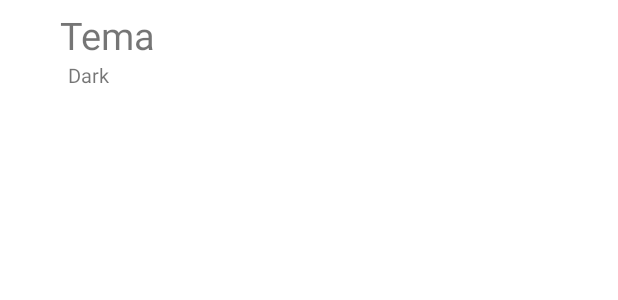
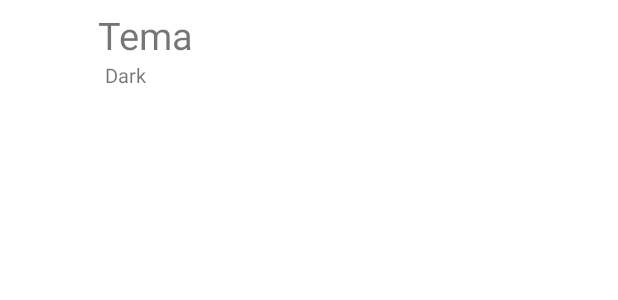
Before and after one commit to rodrigmatrix/sigaa_ufc_android, an Android app: the layout fragment_settings.xml on its own in the app's theme, with its tools: preview values and no code run, on a phone screen of 412 x 824 dp. Shown: the top 300 px of the screen. Run offline under Robolectric (Android 15) with nearby library versions, the phone set to English and light mode, and no system bars; network calls fail.

Commit message:
serializer previous classes

```diff
--- a/app/src/main/java/com/rodrigmatrix/sigaaufc/AddCardActivity.kt
+++ b/app/src/main/java/com/rodrigmatrix/sigaaufc/AddCardActivity.kt
@@ -4,6 +4,7 @@ import android.content.Context
 import androidx.appcompat.app.AppCompatActivity
 import android.os.Bundle
 import android.util.Log
+import android.view.HapticFeedbackConstants
 import android.view.View
 import android.view.inputmethod.InputMethodManager
 import androidx.core.view.isVisible
@@ -84,6 +85,7 @@ class AddCardActivity : AppCompatActivity(), CoroutineScope {
             .setTitle("Confirme o cartão")
             .setMessage("Este cartão pertence à ${triple.second.first}?")
             .setPositiveButton("Sim"){ _, _ ->
+                add_card_activity.performHapticFeedback(HapticFeedbackConstants.VIRTUAL_KEY)
                 saveData(triple)
             }
             .setNegativeButton("Não"){_, _ ->}
--- a/app/src/main/java/com/rodrigmatrix/sigaaufc/MainActivity.kt
+++ b/app/src/main/java/com/rodrigmatrix/sigaaufc/MainActivity.kt
@@ -62,6 +62,7 @@ class MainActivity : AppCompatActivity() {
         )
         setupActionBarWithNavController(navController, appBarConfiguration)
         navView.setupWithNavController(navController)
+        if(student != null){
             when {
                 student?.name != "" -> {
                     navView.getHeaderView(0).student_name_menu_text.text = "Olá ${student.name.split(" ")[0]}"
@@ -70,6 +71,7 @@ class MainActivity : AppCompatActivity() {
                 student?.nameRU != "" -> {
                     navView.getHeaderView(0).student_name_menu_text.text = "Olá ${student.nameRU.split(" ")[0]}"
                     navView.getHeaderView(0).matricula_menu_text.text = "Matrícula: ${student.matriculaRU}"
+                }
             }
         }
     }
--- a/app/src/main/java/com/rodrigmatrix/sigaaufc/api/ApiSigaa.kt
+++ b/app/src/main/java/com/rodrigmatrix/sigaaufc/api/ApiSigaa.kt
@@ -154,7 +154,6 @@ class ApiSigaa {
                 var viewStateId = res!!.split("id=\"javax.faces.ViewState\" value=\"")
                 viewStateId = viewStateId[1].split("\" ")
                 status = "Success"
-                println(getPreviousClasses(cookie))
             }
             else{
                 status = "Tempo de conexão expirou"
@@ -163,7 +162,7 @@ class ApiSigaa {
         return Pair(status, listClasses)
     }
 
-    private suspend fun getPreviousClasses(cookie: String): Pair<String, MutableList<Class>>{
+    suspend fun getPreviousClasses(cookie: String): Pair<String, MutableList<Class>>{
         val client = OkHttpClient().newBuilder()
             .connectTimeout(30, TimeUnit.SECONDS)
             .writeTimeout(30, TimeUnit.SECONDS)
--- a/app/src/main/java/com/rodrigmatrix/sigaaufc/fragments/ClassesFragment.kt
+++ b/app/src/main/java/com/rodrigmatrix/sigaaufc/fragments/ClassesFragment.kt
@@ -1,6 +1,7 @@
 package com.rodrigmatrix.sigaaufc.fragments
 
 import android.os.Bundle
+import android.view.HapticFeedbackConstants
 import androidx.fragment.app.Fragment
 import android.view.LayoutInflater
 import android.view.View
@@ -47,6 +48,7 @@ class ClassesFragment : Fragment() {
             recyclerView_classes.isVisible = true
         }
         switch_classes.setOnClickListener {
+            switch_classes.performHapticFeedback(HapticFeedbackConstants.VIRTUAL_KEY)
             when(switch_classes.isChecked){
                 true -> {
                     if(previousClasses.size == 0){
--- a/app/src/main/java/com/rodrigmatrix/sigaaufc/fragments/LibraryFragment.kt
+++ b/app/src/main/java/com/rodrigmatrix/sigaaufc/fragments/LibraryFragment.kt
@@ -2,6 +2,7 @@ package com.rodrigmatrix.sigaaufc.fragments
 
 import android.annotation.SuppressLint
 import android.os.Bundle
+import android.view.HapticFeedbackConstants
 import androidx.fragment.app.Fragment
 import android.view.LayoutInflater
 import android.view.View
@@ -32,6 +33,7 @@ class LibraryFragment : Fragment() {
         library_webview?.loadUrl("https://pergamum.ufc.br/pergamum/mobile/index.php")
         swipe_library.isRefreshing = false
         swipe_library.setOnRefreshListener {
+            swipe_library.performHapticFeedback(HapticFeedbackConstants.VIRTUAL_KEY)
             swipe_library.isRefreshing = true
             library_webview.reload()
             swipe_library.isRefreshing = false
--- a/app/src/main/java/com/rodrigmatrix/sigaaufc/fragments/RestauranteUniversiarioFragment.kt
+++ b/app/src/main/java/com/rodrigmatrix/sigaaufc/fragments/RestauranteUniversiarioFragment.kt
@@ -4,6 +4,7 @@ import android.annotation.SuppressLint
 import android.content.Intent
 import android.os.Bundle
 import android.util.Log
+import android.view.HapticFeedbackConstants
 import androidx.fragment.app.Fragment
 import android.view.LayoutInflater
 import android.view.View
@@ -84,6 +85,7 @@ class RestauranteUniversiarioFragment : Fragment(), CoroutineScope {
             .build()
         loadData()
         ru_refresh?.setOnRefreshListener {
+            ru_refresh?.performHapticFeedback(HapticFeedbackConstants.VIRTUAL_KEY)
             loadData()
         }
     }
--- a/app/src/main/java/com/rodrigmatrix/sigaaufc/persistence/Student.kt
+++ b/app/src/main/java/com/rodrigmatrix/sigaaufc/persistence/Student.kt
@@ -27,9 +27,11 @@ data class Student(
 @Entity(tableName = "classes")
 data class Class(
     @PrimaryKey
+    var turmaId: String,
     var id: Int,
     var isPrevious: Boolean,
-    var turmaId: String,
+    var credits: String,
+    var code: String,
     var name: String,
     var days: String,
     var attendance: Int,
--- a/app/src/main/java/com/rodrigmatrix/sigaaufc/persistence/StudentDatabase.kt
+++ b/app/src/main/java/com/rodrigmatrix/sigaaufc/persistence/StudentDatabase.kt
@@ -5,7 +5,7 @@ import androidx.room.Database
 import androidx.room.Room
 import androidx.room.RoomDatabase
 
-@Database(entities = [Student::class, Class::class, HistoryRU::class], version = 3, exportSchema = false)
+@Database(entities = [Student::class, Class::class, HistoryRU::class], version = 5, exportSchema = false)
 abstract class StudentsDatabase : RoomDatabase() {
 
     abstract fun studentDao(): StudentDao
--- /dev/null
+++ b/app/src/main/res/drawable/ripple.xml
@@ -0,0 +1,11 @@
+<?xml version="1.0" encoding="utf-8"?>
+<ripple xmlns:android="http://schemas.android.com/apk/res/android"
+        xmlns:tools="http://schemas.android.com/tools"
+        android:color="@color/colorTextSecondary"
+        tools:targetApi="lollipop">
+    <item android:id="@android:id/background">
+        <shape android:shape="rectangle">
+            <solid android:color="@color/colorBackground"/>
+        </shape>
+    </item>
+</ripple>
--- a/app/src/main/res/layout/fragment_classes.xml
+++ b/app/src/main/res/layout/fragment_classes.xml
@@ -3,7 +3,6 @@
         xmlns:tools="http://schemas.android.com/tools"
         android:layout_width="match_parent"
         android:layout_height="match_parent"
-        xmlns:app="http://schemas.android.com/apk/res-auto"
         android:id="@+id/classes_fragment"
         android:orientation="vertical"
         tools:context=".fragments.ClassesFragment">
@@ -13,8 +12,9 @@
             android:layout_height="wrap_content"
             android:layout_marginLeft="15dp"
             android:layout_marginRight="15dp"
-            android:text="Exibir disciplinas anteriores"
-            app:useMaterialThemeColors="false" />
+            android:clickable="true"
+            android:focusable="true"
+            android:text="Exibir disciplinas anteriores"/>
     <include
             android:id="@+id/no_class"
             layout="@layout/no_class_error"
--- a/app/src/main/res/layout/fragment_restaurante_universiario.xml
+++ b/app/src/main/res/layout/fragment_restaurante_universiario.xml
@@ -95,6 +95,7 @@
         <androidx.swiperefreshlayout.widget.SwipeRefreshLayout
                 android:id="@+id/ru_refresh"
                 android:layout_width="wrap_content"
+                android:hapticFeedbackEnabled="true"
                 android:layout_height="wrap_content"
                 android:layout_gravity="center">
             <androidx.recyclerview.widget.RecyclerView
--- a/app/src/main/res/layout/fragment_settings.xml
+++ b/app/src/main/res/layout/fragment_settings.xml
@@ -11,19 +11,21 @@
             android:layout_width="match_parent"
             android:layout_height="wrap_content"
             android:clickable="true"
+            android:focusable="true"
+            android:background="@drawable/ripple"
             android:layout_marginTop="6dp"
             android:orientation="vertical">
         <TextView
                 android:layout_width="match_parent"
                 android:layout_height="wrap_content"
-                android:layout_marginLeft="40dp"
+                android:layout_marginLeft="65dp"
                 android:textSize="25dp"
                 android:text="Tema"/>
         <TextView
                 android:id="@+id/selected_theme_text"
                 android:layout_width="match_parent"
                 android:layout_height="wrap_content"
-                android:layout_marginLeft="45dp"
+                android:layout_marginLeft="70dp"
                 android:textSize="13dp"
                 android:text="Dark"/>
     </LinearLayout>
--- a/app/src/main/res/values-night/colors.xml
+++ b/app/src/main/res/values-night/colors.xml
@@ -5,6 +5,7 @@
     <color name="colorAccent">#62A8BD</color>
     <color name="colorText">#FFFFFF</color>
     <color name="colorTextSecondary">#7d7d7d</color>
+    <color name="colorBackground">#121212</color>
     <color name="White">#FFFFFF</color>
     <color name="Surface">#121212</color>
     <color name="colorSwipeRefresh">#202020</color>
--- a/app/src/main/res/values/colors.xml
+++ b/app/src/main/res/values/colors.xml
@@ -6,6 +6,7 @@
     <color name="colorText">#121212</color>
     <color name="White">#FFFFFF</color>
     <color name="colorTextSecondary">#7d7d7d</color>
+    <color name="colorBackground">#FFFFFF</color>
     <color name="Surface">#121212</color>
     <color name="colorSwipeRefresh">#FFFFFF</color>
     <color name="Red">#b00020</color>
```
Also changed, not shown: app/src/main/java/com/rodrigmatrix/sigaaufc/fragments/LoginFragment.kt (+6 -1 lines), app/src/main/java/com/rodrigmatrix/sigaaufc/serializer/Serializer.kt (+39 -8 lines). Lines whose indentation alone changed are shown as unchanged.
